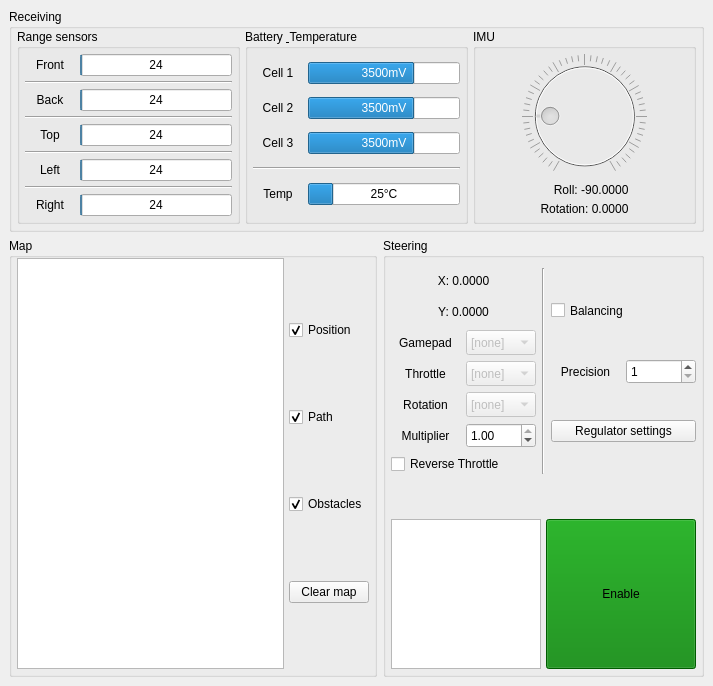
Old version of the form src/rys_remote/src/UI/Layouts/RysRemoteMainWindowLayout.ui in the repository GroupOfRobots/MiniRysV4ROS2.
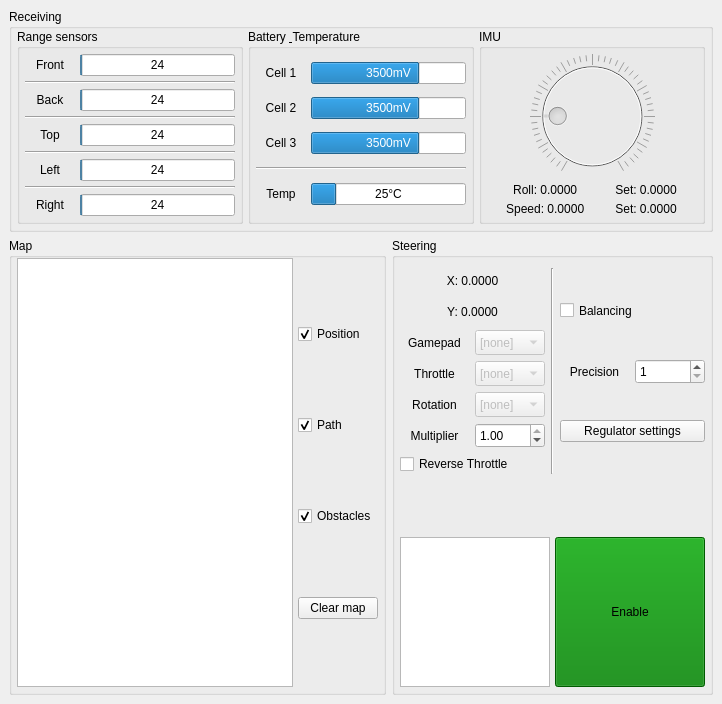
New version of the form.

Commit message: rys_remote: changed the looks of the window and qos profiles of ros subscribers

Patch:
```diff
--- a/src/rys_remote/src/UI/Layouts/RysRemoteMainWindowLayout.ui
+++ b/src/rys_remote/src/UI/Layouts/RysRemoteMainWindowLayout.ui
@@ -6,8 +6,8 @@
    <rect>
     <x>0</x>
     <y>0</y>
-    <width>713</width>
-    <height>686</height>
+    <width>722</width>
+    <height>704</height>
    </rect>
   </property>
   <property name="windowTitle">
@@ -703,6 +703,8 @@
            </widget>
           </item>
           <item>
+           <layout class="QHBoxLayout" name="horizontalLayout_6">
+            <item>
            <widget class="QLabel" name="rollValueLabel">
             <property name="minimumSize">
              <size>
@@ -711,7 +713,7 @@
              </size>
             </property>
             <property name="text">
-             <string>    Roll: -90.0000</string>
+               <string>    Roll: 0.0000</string>
             </property>
             <property name="alignment">
              <set>Qt::AlignCenter</set>
@@ -719,7 +721,7 @@
            </widget>
           </item>
           <item>
-           <widget class="QLabel" name="rotationXValueLabel">
+             <widget class="QLabel" name="rollSetValueLabel">
             <property name="minimumSize">
              <size>
               <width>50</width>
@@ -727,12 +729,50 @@
              </size>
             </property>
             <property name="text">
-             <string>Rotation: 0.0000</string>
+               <string>Set: 0.0000</string>
             </property>
             <property name="alignment">
              <set>Qt::AlignCenter</set>
             </property>
            </widget>
+            </item>
+           </layout>
+          </item>
+          <item>
+           <layout class="QHBoxLayout" name="horizontalLayout_7">
+            <item>
+             <widget class="QLabel" name="speedValueLabel">
+              <property name="minimumSize">
+               <size>
+                <width>50</width>
+                <height>0</height>
+               </size>
+              </property>
+              <property name="text">
+               <string>    Speed: 0.0000</string>
+              </property>
+              <property name="alignment">
+               <set>Qt::AlignCenter</set>
+              </property>
+             </widget>
+            </item>
+            <item>
+             <widget class="QLabel" name="speedSetValueLabel">
+              <property name="minimumSize">
+               <size>
+                <width>50</width>
+                <height>0</height>
+               </size>
+              </property>
+              <property name="text">
+               <string>Set: 0.0000</string>
+              </property>
+              <property name="alignment">
+               <set>Qt::AlignCenter</set>
+              </property>
+             </widget>
+            </item>
+           </layout>
           </item>
          </layout>
         </widget>
```
Lines whose indentation alone changed are shown as unchanged. The commit also changes 4 other files.
